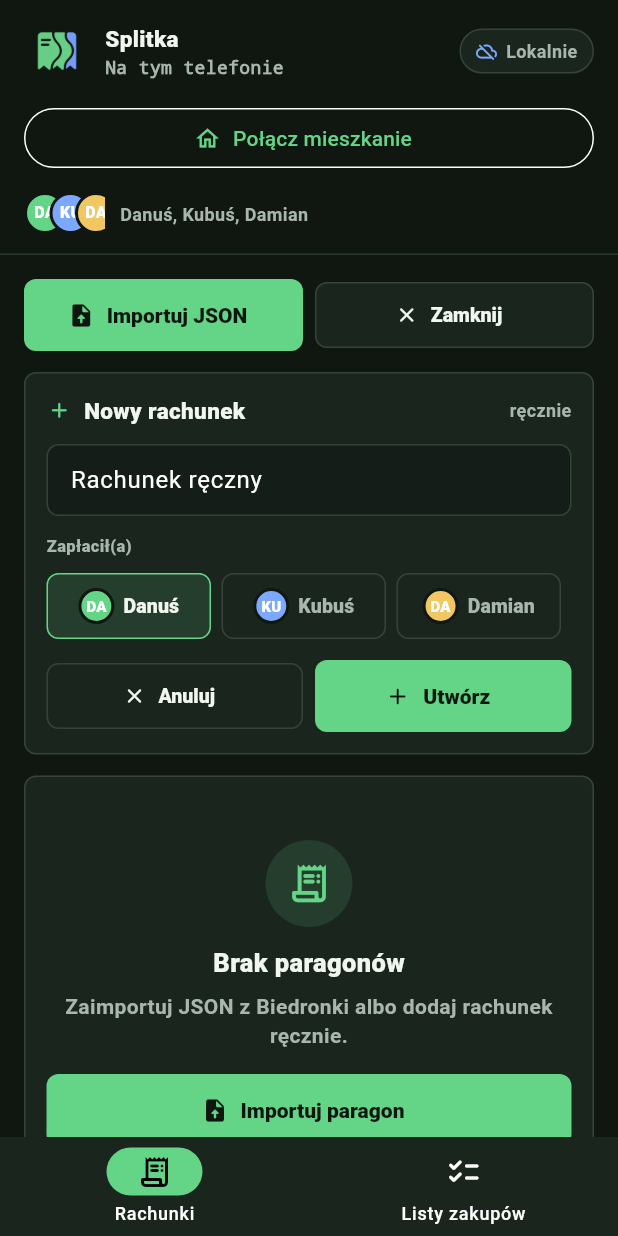
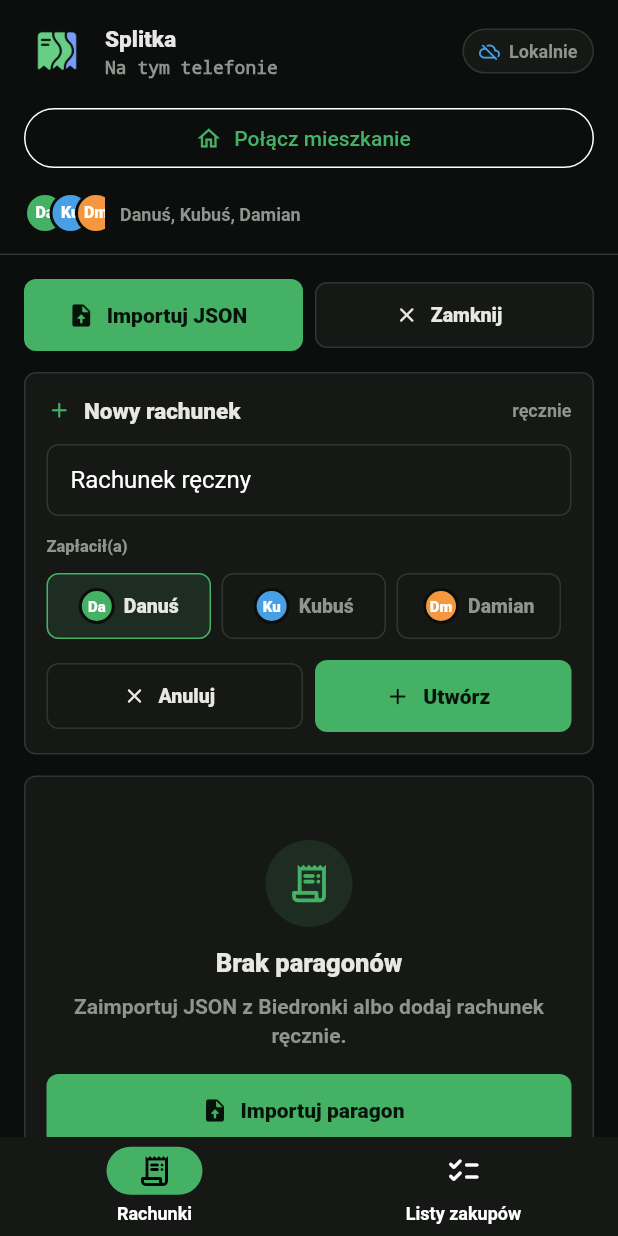
Before and after one commit to Mortexer/Splitka, a Flutter app: the screen it shows after launch, after a tap on "Dodaj ręcznie", on a phone screen of 412 x 824 dp. Run offline on Flutter 3.47's test engine with Material 3 defaults, Android fonts, the phone set to English and light mode, and no system bars; our stand-ins replace cloud_firestore, file_picker, firebase_auth, firebase_core, shared_preferences; accounts and stored records are empty.

Commit message:
style: apply v0 visual system

```diff
--- a/lib/ui/common_widgets.dart
+++ b/lib/ui/common_widgets.dart
@@ -8,24 +8,27 @@ import '../state/household_controller.dart';
 class AppColors {
   const AppColors._();
 
-  static const background = Color(0xFF101711);
-  static const backgroundSoft = Color(0xFF141D17);
-  static const card = Color(0xFF1A251E);
-  static const cardAlt = Color(0xFF223027);
-  static const muted = Color(0xFF2C3A31);
-  static const border = Color(0xFF344438);
-  static const borderSoft = Color(0xFF29382F);
-  static const text = Color(0xFFF1F7EF);
-  static const textMuted = Color(0xFFA8B7AB);
-  static const primary = Color(0xFF64D487);
-  static const primaryForeground = Color(0xFF0D1710);
-  static const blue = Color(0xFF7DA8FF);
-  static const amber = Color(0xFFF1C763);
-  static const danger = Color(0xFFF36F62);
+  static const background = Color(0xFF0C0E0D);
+  static const backgroundSoft = Color(0xFF161816);
+  static const card = Color(0xFF161816);
+  static const cardAlt = Color(0xFF222523);
+  static const muted = Color(0xFF1D1F1D);
+  static const border = Color(0xFF2F3530);
+  static const borderSoft = Color(0xFF2F3530);
+  static const text = Color(0xFFE7E8E5);
+  static const textMuted = Color(0xFF91938F);
+  static const primary = Color(0xFF45B164);
+  static const primaryForeground = Color(0xFF061308);
+  static const blue = Color(0xFF499FE3);
+  static const amber = Color(0xFFF2AF48);
+  static const danger = Color(0xFFE24947);
+  static const danus = Color(0xFF45B164);
+  static const kubus = Color(0xFF499FE3);
+  static const damian = Color(0xFFF59740);
 }
 
 ThemeData buildAppTheme() {
-  return ThemeData(
+  final theme = ThemeData(
     brightness: Brightness.dark,
     colorScheme: const ColorScheme.dark(
       surface: AppColors.background,
@@ -34,6 +37,16 @@ ThemeData buildAppTheme() {
     ),
     fontFamily: 'Roboto',
     scaffoldBackgroundColor: AppColors.background,
+    dividerColor: AppColors.border,
+    splashFactory: InkRipple.splashFactory,
+    navigationBarTheme: const NavigationBarThemeData(
+      backgroundColor: AppColors.card,
+      indicatorColor: Colors.transparent,
+      elevation: 0,
+      labelTextStyle: WidgetStatePropertyAll(
+        TextStyle(fontSize: 12, fontWeight: FontWeight.w600),
+      ),
+    ),
     textSelectionTheme: const TextSelectionThemeData(
       cursorColor: AppColors.primary,
     ),
@@ -58,6 +71,33 @@ ThemeData buildAppTheme() {
         borderSide: const BorderSide(color: AppColors.primary),
       ),
     ),
+  );
+
+  return theme.copyWith(
+    textTheme: _withoutLetterSpacing(theme.textTheme),
+    primaryTextTheme: _withoutLetterSpacing(theme.primaryTextTheme),
+  );
+}
+
+TextTheme _withoutLetterSpacing(TextTheme theme) {
+  TextStyle? zero(TextStyle? style) => style?.copyWith(letterSpacing: 0);
+
+  return theme.copyWith(
+    displayLarge: zero(theme.displayLarge),
+    displayMedium: zero(theme.displayMedium),
+    displaySmall: zero(theme.displaySmall),
+    headlineLarge: zero(theme.headlineLarge),
+    headlineMedium: zero(theme.headlineMedium),
+    headlineSmall: zero(theme.headlineSmall),
+    titleLarge: zero(theme.titleLarge),
+    titleMedium: zero(theme.titleMedium),
+    titleSmall: zero(theme.titleSmall),
+    bodyLarge: zero(theme.bodyLarge),
+    bodyMedium: zero(theme.bodyMedium),
+    bodySmall: zero(theme.bodySmall),
+    labelLarge: zero(theme.labelLarge),
+    labelMedium: zero(theme.labelMedium),
+    labelSmall: zero(theme.labelSmall),
   );
 }
 
@@ -232,12 +272,12 @@ class PersonAvatar extends StatelessWidget {
       height: size,
       alignment: Alignment.center,
       decoration: BoxDecoration(
-        color: Color(person.color),
+        color: personDisplayColor(person),
         shape: BoxShape.circle,
         border: Border.all(color: AppColors.background, width: 2),
       ),
       child: Text(
-        initials(person.name),
+        personInitials(person),
         style: TextStyle(
           color: Colors.white,
           fontSize: (size * 0.38).clamp(10.0, 14.0),
@@ -270,7 +310,7 @@ class PersonChoice extends StatelessWidget {
             : AppColors.card,
         foregroundColor: selected ? AppColors.text : AppColors.textMuted,
         side: BorderSide(
-          color: selected ? Color(person.color) : AppColors.border,
+          color: selected ? AppColors.primary : AppColors.border,
         ),
         minimumSize: const Size(0, 44),
         padding: const EdgeInsets.symmetric(horizontal: 6),
@@ -320,7 +360,7 @@ class PersonChip extends StatelessWidget {
             width: 10,
             height: 10,
             decoration: BoxDecoration(
-              color: selected ? Colors.white : Color(person.color),
+              color: selected ? Colors.white : personDisplayColor(person),
               shape: BoxShape.circle,
             ),
           ),
@@ -334,7 +374,7 @@ class PersonChip extends StatelessWidget {
         fontWeight: FontWeight.w800,
       ),
       backgroundColor: AppColors.cardAlt,
-      selectedColor: Color(person.color),
+      selectedColor: personDisplayColor(person),
       side: BorderSide(color: selected ? Colors.transparent : AppColors.border),
       shape: RoundedRectangleBorder(borderRadius: BorderRadius.circular(999)),
     );
@@ -342,10 +382,16 @@ class PersonChip extends StatelessWidget {
 }
 
 class SyncBadge extends StatelessWidget {
-  const SyncBadge({super.key, required this.syncState, required this.error});
+  const SyncBadge({
+    super.key,
+    required this.syncState,
+    required this.error,
+    this.compact = false,
+  });
 
   final SyncState syncState;
   final String? error;
+  final bool compact;
 
   @override
   Widget build(BuildContext context) {
@@ -378,9 +424,9 @@ class SyncBadge extends StatelessWidget {
         ? AppColors.amber
         : AppColors.blue;
 
-    return Container(
+    final badge = Container(
       constraints: const BoxConstraints(minHeight: 30),
-      padding: const EdgeInsets.symmetric(horizontal: 10),
+      padding: EdgeInsets.symmetric(horizontal: compact ? 7 : 10),
       decoration: BoxDecoration(
         color: failed
             ? AppColors.danger.withValues(alpha: 0.14)
@@ -396,6 +442,7 @@ class SyncBadge extends StatelessWidget {
         mainAxisSize: MainAxisSize.min,
         children: [
           Icon(icon, color: color, size: 14),
+          if (!compact) ...[
             const SizedBox(width: 6),
             Text(
               label,
@@ -406,8 +453,11 @@ class SyncBadge extends StatelessWidget {
               ),
             ),
           ],
+        ],
       ),
     );
+
+    return compact ? Tooltip(message: label, child: badge) : badge;
   }
 }
 
@@ -498,14 +548,9 @@ class StatusPill extends StatelessWidget {
 enum PillTone { green, amber, muted }
 
 class SettlementCard extends StatelessWidget {
-  const SettlementCard({
-    super.key,
-    required this.settlement,
-    this.compact = false,
-  });
+  const SettlementCard({super.key, required this.settlement});
 
   final Settlement settlement;
-  final bool compact;
 
   @override
   Widget build(BuildContext context) {
@@ -515,7 +560,6 @@ class SettlementCard extends StatelessWidget {
         children: [
           SectionHeader(
             title: 'Rozliczenie',
-            meta: formatMoney(settlement.includedCents),
             icon: Icons.account_balance_wallet_rounded,
           ),
           const SizedBox(height: 12),
@@ -523,6 +567,11 @@ class SettlementCard extends StatelessWidget {
             children: settlement.balances.map((balance) {
               final positive = balance.balanceCents > 0;
               final negative = balance.balanceCents < 0;
+              final person = Person(
+                id: balance.personId,
+                name: balance.name,
+                color: personDisplayColorById(balance.personId).toARGB32(),
+              );
               return Expanded(
                 child: Container(
                   margin: const EdgeInsets.only(right: 8),
@@ -536,6 +585,8 @@ class SettlementCard extends StatelessWidget {
                   ),
                   child: Column(
                     children: [
+                      PersonAvatar(person: person, size: 28),
+                      const SizedBox(height: 5),
                       Text(
                         balance.name,
                         maxLines: 1,
@@ -549,8 +600,8 @@ class SettlementCard extends StatelessWidget {
                       const SizedBox(height: 6),
                       Text(
                         balance.balanceCents == 0
-                            ? '0,00 zł'
-                            : '${positive ? '+' : ''}${formatMoney(balance.balanceCents)}',
+                            ? '—'
+                            : '${positive ? '+' : '−'}${formatMoney(balance.balanceCents.abs())}',
                         maxLines: 1,
                         overflow: TextOverflow.ellipsis,
                         style: TextStyle(
@@ -564,19 +615,6 @@ class SettlementCard extends StatelessWidget {
                           fontFeatures: const [FontFeature.tabularFigures()],
                         ),
                       ),
-                      if (!compact) ...[
-                        const SizedBox(height: 5),
-                        Text(
-                          'udział ${formatMoney(balance.shareCents)}',
-                          maxLines: 1,
-                          overflow: TextOverflow.ellipsis,
-                          style: const TextStyle(
-                            color: AppColors.textMuted,
-                            fontSize: 10,
-                            fontWeight: FontWeight.w700,
-                          ),
-                        ),
-                      ],
                     ],
                   ),
                 ),
@@ -596,12 +634,16 @@ class SettlementCard extends StatelessWidget {
                 children: [
                   Icon(Icons.check_rounded, color: AppColors.primary, size: 17),
                   SizedBox(width: 8),
-                  Text(
+                  Expanded(
+                    child: Text(
                       'Wszystko rozliczone',
+                      maxLines: 1,
+                      overflow: TextOverflow.ellipsis,
                       style: TextStyle(
                         color: AppColors.primary,
                         fontSize: 13,
                         fontWeight: FontWeight.w900,
+                      ),
                     ),
                   ),
                 ],
@@ -622,40 +664,43 @@ class SettlementCard extends StatelessWidget {
                   ),
                   child: Row(
                     children: [
+                      PersonAvatar(
+                        person: Person(
+                          id: transfer.fromPersonId,
+                          name: transfer.fromName,
+                          color: personDisplayColorById(
+                            transfer.fromPersonId,
+                          ).toARGB32(),
+                        ),
+                        size: 24,
+                      ),
+                      const SizedBox(width: 7),
+                      const Icon(
+                        Icons.arrow_forward_rounded,
+                        color: AppColors.textMuted,
+                        size: 15,
+                      ),
+                      const SizedBox(width: 7),
+                      PersonAvatar(
+                        person: Person(
+                          id: transfer.toPersonId,
+                          name: transfer.toName,
+                          color: personDisplayColorById(
+                            transfer.toPersonId,
+                          ).toARGB32(),
+                        ),
+                        size: 24,
+                      ),
+                      const SizedBox(width: 8),
                       Expanded(
-                        child: Row(
-                          children: [
-                            Flexible(
                         child: Text(
-                                transfer.fromName,
+                          '${transfer.fromName} → ${transfer.toName}',
                           overflow: TextOverflow.ellipsis,
                           style: const TextStyle(
                             color: AppColors.text,
                             fontSize: 13,
-                                  fontWeight: FontWeight.w800,
+                            fontWeight: FontWeight.w600,
                           ),
-                              ),
-                            ),
-                            const Padding(
-                              padding: EdgeInsets.symmetric(horizontal: 7),
-                              child: Icon(
-                                Icons.arrow_forward_rounded,
-                                color: AppColors.textMuted,
-                                size: 15,
-                              ),
-                            ),
-                            Flexible(
-                              child: Text(
-                                transfer.toName,
-                                overflow: TextOverflow.ellipsis,
-                                style: const TextStyle(
-                                  color: AppColors.text,
-                                  fontSize: 13,
-                                  fontWeight: FontWeight.w800,
-                                ),
-                              ),
-                            ),
-                          ],
                         ),
                       ),
                       Text(
@@ -703,6 +748,26 @@ String initials(String name) {
   return '$first$second'.toUpperCase();
 }
 
+Color personDisplayColor(Person person) => personDisplayColorById(person.id);
+
+Color personDisplayColorById(String personId) {
+  return switch (personId) {
+    'danus' => AppColors.danus,
+    'kubus' => AppColors.kubus,
+    'damian' => AppColors.damian,
+    _ => AppColors.primary,
+  };
+}
+
+String personInitials(Person person) {
+  return switch (person.id) {
+    'danus' => 'Da',
+    'kubus' => 'Ku',
+    'damian' => 'Dm',
+    _ => initials(person.name),
+  };
+}
+
 String formatReceiptDate(String? value) {
   if (value == null) {
     return 'bez daty';
```
Lines whose indentation alone changed are shown as unchanged.
